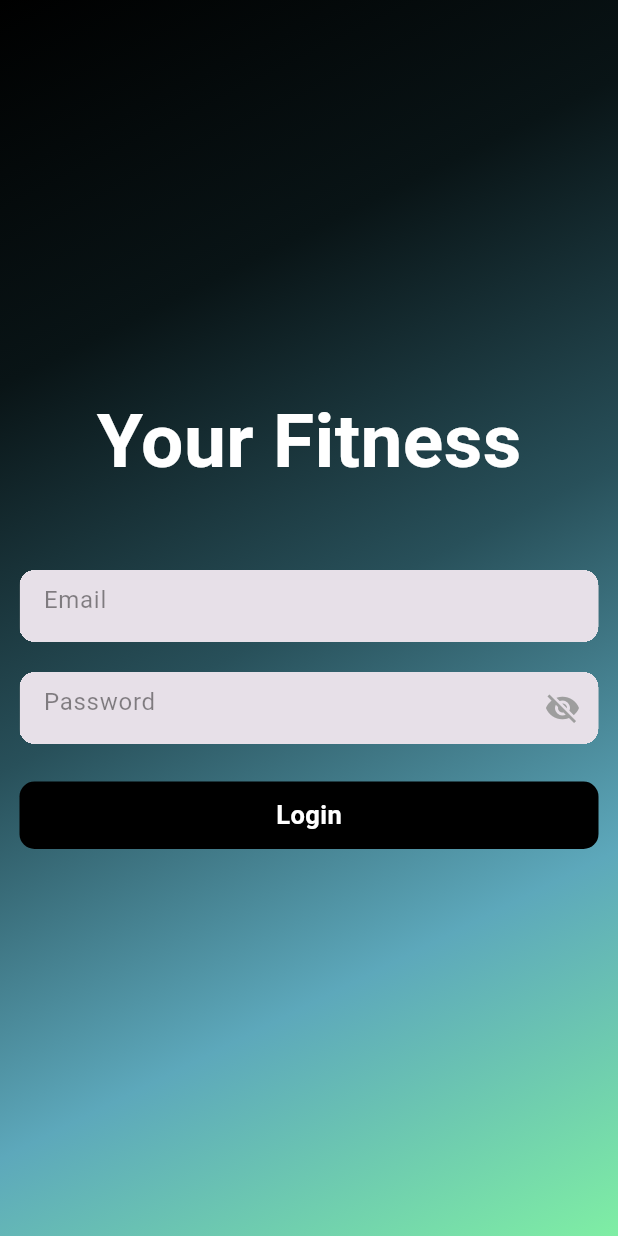
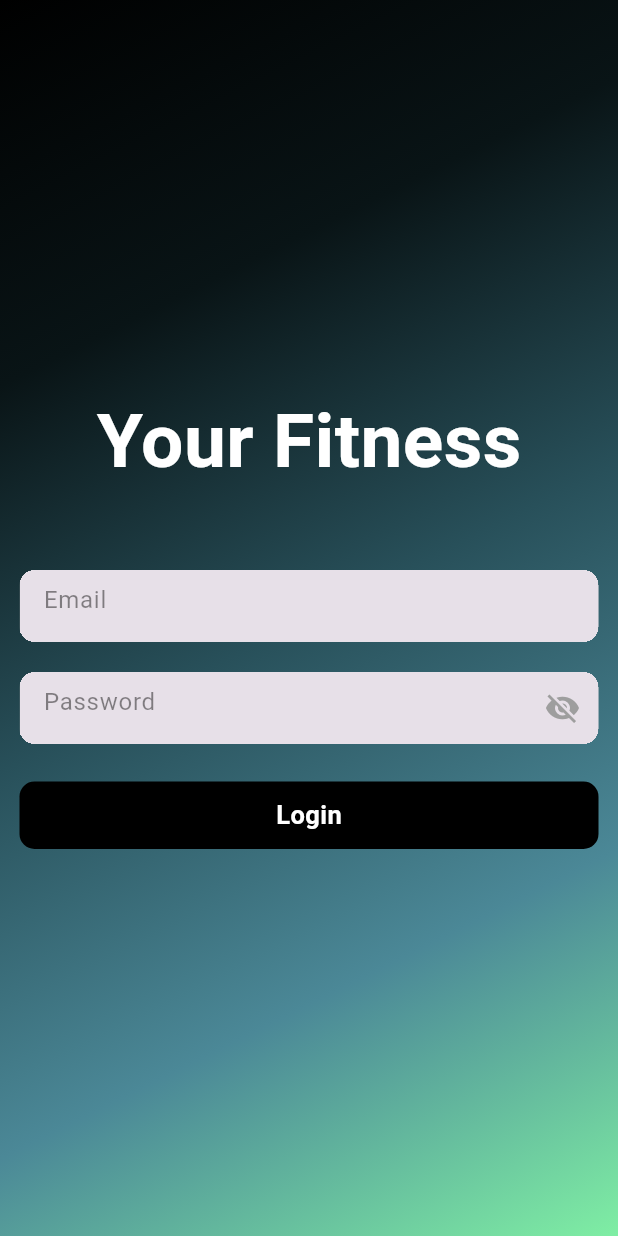
Before and after one commit to cpit252-fall-24-IT2/project-fitness-app, a Flutter app: the screen it shows after launch, on a phone screen of 412 x 824 dp. Run offline on Flutter 3.47's test engine with Material 3 defaults, Android fonts, the light colour scheme and no system bars.

Commit message:
changing Login design

```diff
--- a/lib/Screens/loginPage.dart
+++ b/lib/Screens/loginPage.dart
@@ -25,7 +25,7 @@ class _MyWidgetState extends State<Loginpage> {
               Color.fromARGB(255, 0, 0, 0),
               Color.fromARGB(255, 9, 20, 22),
               Color.fromARGB(255, 40, 80, 90),
-              Color.fromARGB(255, 93, 168, 187), // Light blue
+              Color.fromARGB(255, 75, 136, 151), // Light blue
               Color.fromARGB(255, 127, 238, 164) // Light greenish-blue
             ],
             begin: Alignment.topLeft,
```
